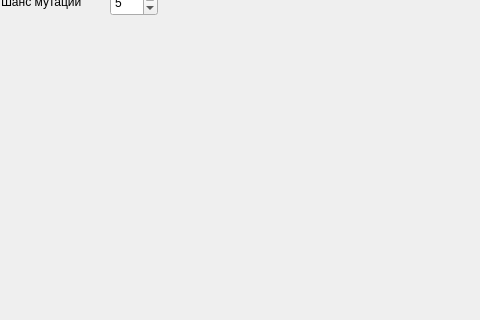
This is ui.ui in Error273/ALife as Qt 5 draws it before an edit; both pictures show x 0 to 480 and y 280 to 600 of the 900 by 600 pixel window. The edited form follows.
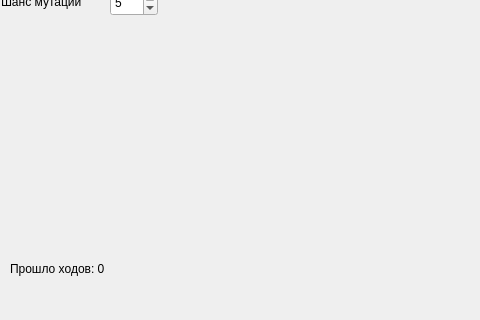
This is the edited form.

Diff of the .ui file:
```diff
--- a/ui.ui
+++ b/ui.ui
@@ -137,6 +137,19 @@
      <number>5</number>
     </property>
    </widget>
+   <widget class="QLabel" name="age_label">
+    <property name="geometry">
+     <rect>
+      <x>10</x>
+      <y>540</y>
+      <width>271</width>
+      <height>17</height>
+     </rect>
+    </property>
+    <property name="text">
+     <string>Прошло ходов: 0</string>
+    </property>
+   </widget>
   </widget>
   <widget class="QMenuBar" name="menubar">
    <property name="geometry">
```
